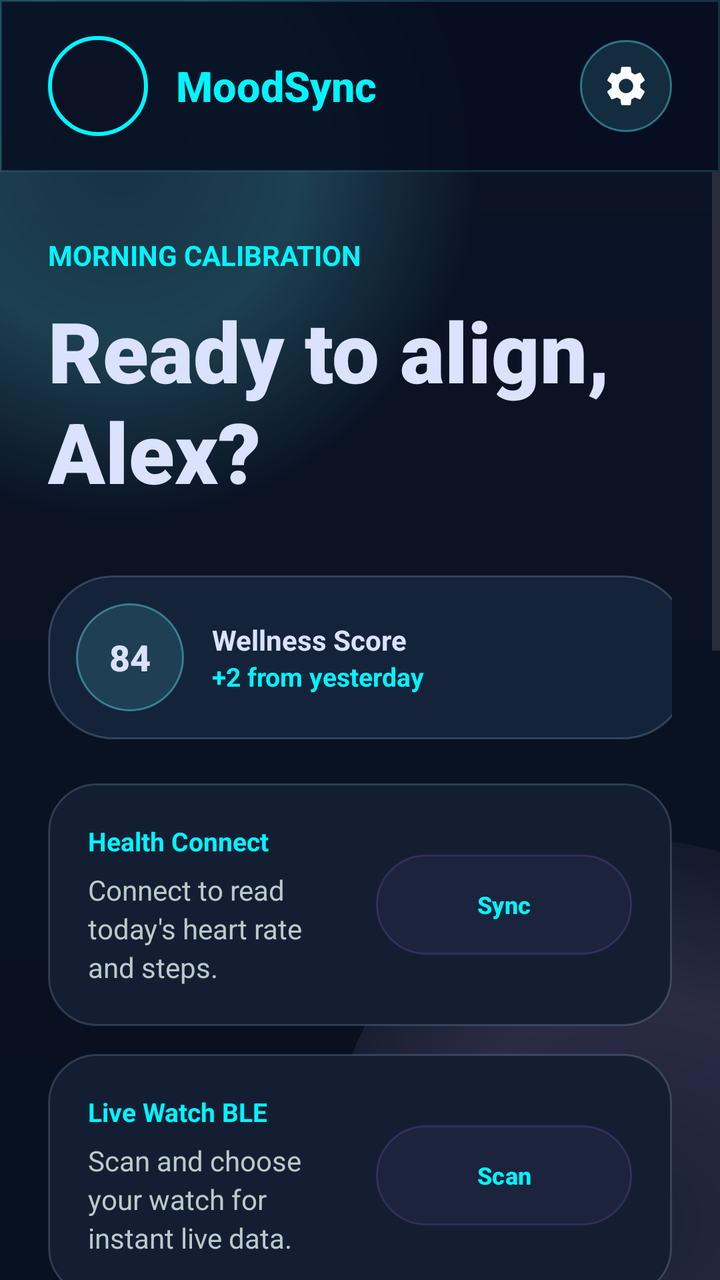
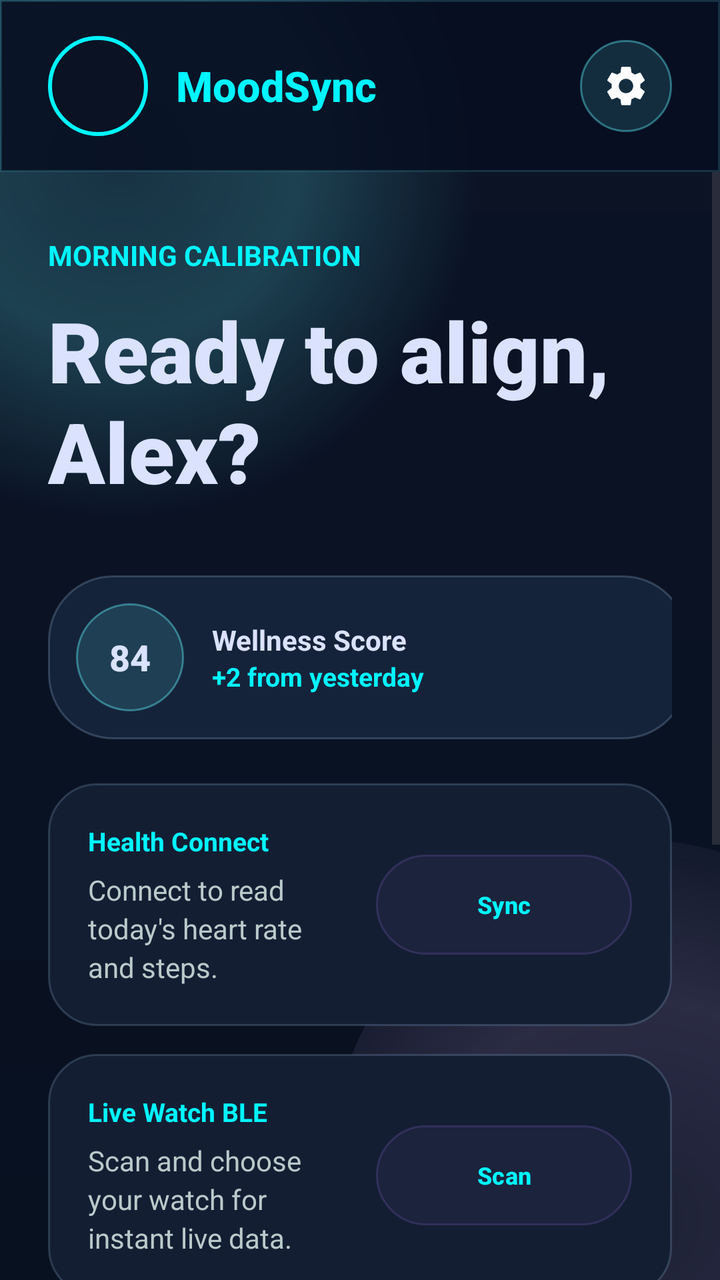

Two renders of the same Android screen: before a commit and after it. Below are the layout's source before the change and the commit's diff.
<!-- AndroidManifest.xml: application theme Theme.Genzmusicapp -->
<!-- res/layout/screen_home.xml -->
<?xml version="1.0" encoding="utf-8"?>
<LinearLayout xmlns:android="http://schemas.android.com/apk/res/android"
    android:layout_width="match_parent"
    android:layout_height="match_parent"
    android:background="@drawable/bg_app"
    android:orientation="vertical">

    <include layout="@layout/view_topbar" />

    <ScrollView
        android:layout_width="match_parent"
        android:layout_height="0dp"
        android:layout_weight="1"
        android:fillViewport="true"
        android:overScrollMode="never">

        <LinearLayout
            android:layout_width="match_parent"
            android:layout_height="wrap_content"
            android:orientation="vertical"
            android:paddingStart="24dp"
            android:paddingTop="32dp"
            android:paddingEnd="24dp"
            android:paddingBottom="116dp">

            <TextView
                android:layout_width="wrap_content"
                android:layout_height="wrap_content"
                android:text="MORNING CALIBRATION"
                android:textColor="@color/mood_cyan"
                android:textSize="14sp"
                android:textStyle="bold" />

            <TextView
                android:layout_width="match_parent"
                android:layout_height="wrap_content"
                android:layout_marginTop="10dp"
                android:fontFamily="sans-serif-black"
                android:lineSpacingExtra="1dp"
                android:text="Ready to align, Alex?"
                android:textColor="@color/mood_text"
                android:textSize="42sp"
                android:textStyle="bold" />

            <LinearLayout
                android:layout_width="320dp"
                android:layout_height="82dp"
                android:layout_marginTop="34dp"
                android:background="@drawable/glass_panel_rounded_32"
                android:gravity="center_vertical"
                android:orientation="horizontal"
                android:paddingStart="14dp"
                android:paddingEnd="24dp">

                <TextView
                    android:id="@+id/homeWellnessScore"
                    android:layout_width="54dp"
                    android:layout_height="54dp"
                    android:background="@drawable/circle_cyan"
                    android:fontFamily="sans-serif-medium"
                    android:gravity="center"
                    android:text="84"
                    android:textColor="@color/mood_text"
                    android:textSize="18sp"
                    android:textStyle="bold" />

                <LinearLayout
                    android:layout_width="0dp"
                    android:layout_height="wrap_content"
                    android:layout_marginStart="14dp"
                    android:layout_weight="1"
                    android:orientation="vertical">

                    <TextView
                        android:layout_width="wrap_content"
                        android:layout_height="wrap_content"
                        android:text="Wellness Score"
                        android:textColor="@color/mood_text"
                        android:textSize="14sp"
                        android:textStyle="bold" />

                    <TextView
                        android:layout_width="wrap_content"
                        android:layout_height="wrap_content"
                        android:text="+2 from yesterday"
                        android:textColor="@color/mood_cyan"
                        android:textSize="13sp"
                        android:textStyle="bold" />
                </LinearLayout>
            </LinearLayout>

            <LinearLayout
                android:id="@+id/healthConnectCard"
                android:layout_width="match_parent"
                android:layout_height="wrap_content"
                android:layout_marginTop="22dp"
                android:background="@drawable/glass_panel"
                android:gravity="center_vertical"
                android:orientation="horizontal"
                android:padding="20dp">

                <LinearLayout
                    android:layout_width="0dp"
                    android:layout_height="wrap_content"
                    android:layout_weight="1"
                    android:orientation="vertical">

                    <TextView
                        android:layout_width="wrap_content"
                        android:layout_height="wrap_content"
                        android:text="@string/health_connect"
                        android:textColor="@color/mood_cyan"
                        android:textSize="13sp"
                        android:textStyle="bold" />

                    <TextView
                        android:id="@+id/healthStatusText"
                        android:layout_width="match_parent"
                        android:layout_height="wrap_content"
                        android:layout_marginTop="6dp"
                        android:lineSpacingExtra="3dp"
                        android:text="Connect to read today's heart rate and steps."
                        android:textColor="@color/mood_text_muted"
                        android:textSize="14sp" />
                </LinearLayout>

                <Button
                    android:id="@+id/healthConnectButton"
                    android:layout_width="128dp"
                    android:layout_height="50dp"
                    android:layout_marginStart="14dp"
                    android:background="@drawable/chip_bg"
                    android:text="@string/health_connect_sync"
                    android:textAllCaps="false"
                    android:textColor="@color/mood_cyan"
                    android:textSize="12sp"
                    android:textStyle="bold" />
            </LinearLayout>

            <LinearLayout
                android:id="@+id/bleLiveCard"
                android:layout_width="match_parent"
                android:layout_height="wrap_content"
                android:layout_marginTop="14dp"
                android:background="@drawable/glass_panel"
                android:orientation="vertical"
                android:padding="20dp">

                <LinearLayout
                    android:layout_width="match_parent"
                    android:layout_height="wrap_content"
                    android:gravity="center_vertical"
                    android:orientation="horizontal">

                    <LinearLayout
                        android:layout_width="0dp"
                        android:layout_height="wrap_content"
                        android:layout_weight="1"
                        android:orientation="vertical">

                        <TextView
                            android:layout_width="wrap_content"
                            android:layout_height="wrap_content"
                            android:text="@string/ble_live"
                            android:textColor="@color/mood_cyan"
                            android:textSize="13sp"
                            android:textStyle="bold" />

                        <TextView
                            android:id="@+id/bleStatusText"
                            android:layout_width="match_parent"
                            android:layout_height="wrap_content"
                            android:layout_marginTop="6dp"
                            android:lineSpacingExtra="3dp"
                            android:text="@string/ble_live_status_default"
                            android:textColor="@color/mood_text_muted"
                            android:textSize="14sp" />
                    </LinearLayout>

                    <Button
                        android:id="@+id/bleConnectButton"
                        android:layout_width="128dp"
                        android:layout_height="50dp"
                        android:layout_marginStart="14dp"
                        android:background="@drawable/chip_bg"
                        android:text="@string/ble_live_connect"
                        android:textAllCaps="false"
                        android:textColor="@color/mood_cyan"
                        android:textSize="12sp"
                        android:textStyle="bold" />
                </LinearLayout>

                <LinearLayout
                    android:id="@+id/bleDeviceList"
                    android:layout_width="match_parent"
                    android:layout_height="wrap_content"
                    android:layout_marginTop="12dp"
                    android:orientation="vertical"
                    android:visibility="gone" />
            </LinearLayout>

            <FrameLayout
                android:layout_width="match_parent"
                android:layout_height="330dp"
                android:layout_marginTop="40dp"
                android:background="@drawable/glass_panel_rounded_32"
                android:padding="30dp">

                <LinearLayout
                    android:layout_width="match_parent"
                    android:layout_height="match_parent"
                    android:background="@drawable/recommend_inner_stroke"
                    android:gravity="center_vertical"
                    android:orientation="vertical"
                    android:padding="30dp">

                    <TextView
                        android:layout_width="wrap_content"
                        android:layout_height="wrap_content"
                        android:text="AI RECOMMENDATION"
                        android:textColor="@color/mood_cyan"
                        android:textSize="13sp"
                        android:textStyle="bold" />

                    <TextView
                        android:layout_width="match_parent"
                        android:layout_height="wrap_content"
                        android:layout_marginTop="24dp"
                        android:fontFamily="sans-serif-black"
                        android:text="Focus &amp; Flow Protocol"
                        android:textColor="@color/mood_text"
                        android:textSize="36sp"
                        android:textStyle="bold" />

                    <TextView
                        android:layout_width="match_parent"
                        android:layout_height="wrap_content"
                        android:layout_marginTop="16dp"
                        android:lineSpacingExtra="5dp"
                        android:text="Binaural beats layered with ambient soundscapes to lower your active stress response and enhance deep work."
                        android:textColor="@color/mood_text"
                        android:textSize="18sp" />

                    <LinearLayout
                        android:layout_width="match_parent"
                        android:layout_height="wrap_content"
                        android:layout_marginTop="26dp"
                        android:gravity="center_vertical"
                        android:orientation="horizontal">

                        <ImageButton
                            android:id="@+id/recommendPlayButton"
                            android:layout_width="72dp"
                            android:layout_height="72dp"
                            android:background="@drawable/primary_button_bg"
                            android:contentDescription="@string/nav_player"
                            android:padding="21dp"
                            android:src="@drawable/ic_play" />

                        <LinearLayout
                            android:layout_width="0dp"
                            android:layout_height="wrap_content"
                            android:layout_marginStart="18dp"
                            android:layout_weight="1"
                            android:orientation="vertical">

                            <TextView
                                android:layout_width="wrap_content"
                                android:layout_height="wrap_content"
                                android:text="45 Min Session"
                                android:textColor="@color/mood_text"
                                android:textSize="16sp"
                                android:textStyle="bold" />

                            <TextView
                                android:layout_width="wrap_content"
                                android:layout_height="wrap_content"
                                android:layout_marginTop="3dp"
                                android:text="Spatial Audio Enabled"
                                android:textColor="@color/mood_text_muted"
                                android:textSize="13sp"
                                android:textStyle="bold" />
                        </LinearLayout>
                    </LinearLayout>
                </LinearLayout>
            </FrameLayout>

            <LinearLayout
                android:layout_width="match_parent"
                android:layout_height="wrap_content"
                android:layout_marginTop="34dp"
                android:gravity="center_vertical"
                android:orientation="horizontal">

                <TextView
                    android:layout_width="0dp"
                    android:layout_height="wrap_content"
                    android:layout_weight="1"
                    android:fontFamily="sans-serif-black"
                    android:text="Live Biometrics"
                    android:textColor="@color/mood_text"
                    android:textSize="29sp"
                    android:textStyle="bold" />

                <TextView
                    android:id="@+id/viewDetailsButton"
                    android:layout_width="wrap_content"
                    android:layout_height="48dp"
                    android:gravity="center"
                    android:text="View Details"
                    android:textColor="@color/mood_cyan"
                    android:textSize="14sp"
                    android:textStyle="bold" />
            </LinearLayout>

            <LinearLayout
                android:layout_width="match_parent"
                android:layout_height="134dp"
                android:layout_marginTop="18dp"
                android:orientation="horizontal">

                <LinearLayout
                    android:layout_width="0dp"
                    android:layout_height="match_parent"
                    android:layout_weight="1"
                    android:background="@drawable/glass_panel"
                    android:orientation="vertical"
                    android:padding="20dp">

                    <TextView
                        android:layout_width="wrap_content"
                        android:layout_height="wrap_content"
                        android:text="PULSE"
                        android:textColor="@color/mood_text_muted"
                        android:textSize="12sp"
                        android:textStyle="bold" />

                    <TextView
                        android:id="@+id/homePulseValue"
                        android:layout_width="wrap_content"
                        android:layout_height="wrap_content"
                        android:layout_marginTop="20dp"
                        android:fontFamily="sans-serif-black"
                        android:text="74"
                        android:textColor="@color/mood_text"
                        android:textSize="40sp"
                        android:textStyle="bold" />
                </LinearLayout>

                <LinearLayout
                    android:layout_width="0dp"
                    android:layout_height="match_parent"
                    android:layout_marginStart="14dp"
                    android:layout_weight="1"
                    android:background="@drawable/glass_panel"
                    android:orientation="vertical"
                    android:padding="20dp">

                    <TextView
                        android:layout_width="wrap_content"
                        android:layout_height="wrap_content"
                        android:text="STEPS"
                        android:textColor="@color/mood_text_muted"
                        android:textSize="12sp"
                        android:textStyle="bold" />

                    <TextView
                        android:id="@+id/homeStepsValue"
                        android:layout_width="wrap_content"
                        android:layout_height="wrap_content"
                        android:layout_marginTop="20dp"
                        android:fontFamily="sans-serif-black"
                        android:text="0"
                        android:textColor="@color/mood_text"
                        android:textSize="38sp"
                        android:textStyle="bold" />

                    <ProgressBar
                        style="?android:attr/progressBarStyleHorizontal"
                        android:layout_width="match_parent"
                        android:layout_height="8dp"
                        android:layout_marginTop="8dp"
                        android:indeterminate="false"
                        android:max="100"
                        android:progress="28"
                        android:progressDrawable="@drawable/progress_violet" />
                </LinearLayout>
            </LinearLayout>
        </LinearLayout>
    </ScrollView>
</LinearLayout>
<!-- res/layout/view_topbar.xml (included above) -->
<?xml version="1.0" encoding="utf-8"?>
<LinearLayout xmlns:android="http://schemas.android.com/apk/res/android"
    android:id="@+id/topbar"
    android:layout_width="match_parent"
    android:layout_height="86dp"
    android:background="@drawable/topbar_bg"
    android:gravity="center_vertical"
    android:orientation="horizontal"
    android:paddingStart="24dp"
    android:paddingEnd="24dp">

    <ImageView
        android:id="@+id/topAvatar"
        android:layout_width="50dp"
        android:layout_height="50dp"
        android:background="@drawable/avatar_ring"
        android:contentDescription="@string/profile_image"
        android:padding="3dp"
        android:scaleType="centerCrop" />

    <TextView
        android:id="@+id/topBrand"
        android:layout_width="0dp"
        android:layout_height="wrap_content"
        android:layout_marginStart="14dp"
        android:layout_weight="1"
        android:fontFamily="sans-serif-medium"
        android:text="@string/brand_short"
        android:textColor="@color/mood_cyan"
        android:textSize="21sp"
        android:textStyle="bold" />

    <ImageButton
        android:id="@+id/settingsButton"
        android:layout_width="46dp"
        android:layout_height="46dp"
        android:background="@drawable/circle_cyan"
        android:contentDescription="Settings"
        android:padding="11dp"
        android:src="@drawable/ic_settings" />
</LinearLayout>
<!-- resources referenced by this layout -->
<resources>
  <color name="mood_cyan">#00f5ff</color>
  <color name="mood_text">#dae2fd</color>
  <color name="mood_text_muted">#b9caca</color>
  <!-- drawable avatar_ring (drawable) -->
  <?xml version="1.0" encoding="utf-8"?>
  <shape xmlns:android="http://schemas.android.com/apk/res/android" android:shape="oval">
      <solid android:color="#0A1223" />
      <stroke android:width="2dp" android:color="@color/mood_cyan" />
  </shape>
  <!-- drawable circle_cyan (drawable) -->
  <?xml version="1.0" encoding="utf-8"?>
  <shape xmlns:android="http://schemas.android.com/apk/res/android" android:shape="oval">
      <solid android:color="#2263F7FF" />
      <stroke android:width="1dp" android:color="#6663F7FF" />
  </shape>
  <!-- drawable glass_panel (drawable) -->
  <?xml version="1.0" encoding="utf-8"?>
  <shape xmlns:android="http://schemas.android.com/apk/res/android" android:shape="rectangle">
      <solid android:color="#141E33" />
      <stroke android:width="1dp" android:color="#2FB5DCFF" />
      <corners android:radius="24dp" />
      <padding
          android:bottom="1dp"
          android:left="1dp"
          android:right="1dp"
          android:top="1dp" />
  </shape>
  <!-- drawable glass_panel_rounded_32 (drawable) -->
  <?xml version="1.0" encoding="utf-8"?>
  <shape xmlns:android="http://schemas.android.com/apk/res/android" android:shape="rectangle">
      <solid android:color="#15233A" />
      <stroke android:width="1dp" android:color="#35B5DCFF" />
      <corners android:radius="32dp" />
  </shape>
  <!-- drawable ic_play (drawable) -->
  <vector xmlns:android="http://schemas.android.com/apk/res/android"
      android:width="24dp"
      android:height="24dp"
      android:viewportWidth="24"
      android:viewportHeight="24">
      <path android:fillColor="@color/mood_background_deep" android:pathData="M8,5v14l11,-7z" />
  </vector>
  <!-- drawable primary_button_bg (drawable) -->
  <?xml version="1.0" encoding="utf-8"?>
  <shape xmlns:android="http://schemas.android.com/apk/res/android" android:shape="rectangle">
      <gradient
          android:angle="0"
          android:endColor="@color/mood_violet"
          android:startColor="@color/mood_cyan" />
      <corners android:radius="999dp" />
  </shape>
  <!-- drawable recommend_inner_stroke (drawable) -->
  <?xml version="1.0" encoding="utf-8"?>
  <shape xmlns:android="http://schemas.android.com/apk/res/android" android:shape="rectangle">
      <solid android:color="#00000000" />
      <stroke android:width="1dp" android:color="#38B5DCFF" />
      <corners android:radius="22dp" />
  </shape>
  <!-- drawable topbar_bg (drawable) -->
  <?xml version="1.0" encoding="utf-8"?>
  <shape xmlns:android="http://schemas.android.com/apk/res/android" android:shape="rectangle">
      <solid android:color="#D8060E20" />
      <stroke android:width="1dp" android:color="#2463F7FF" />
  </shape>
  <string name="ble_live">Live Watch BLE</string>
  <string name="ble_live_connect">Scan</string>
  <string name="ble_live_status_default">Scan and choose your watch for instant live data.</string>
  <string name="brand_short">MoodSync</string>
  <string name="health_connect">Health Connect</string>
  <string name="health_connect_sync">Sync</string>
  <string name="nav_player">Player</string>
  <string name="profile_image">Profile image</string>
  <style name="Theme.Genzmusicapp" parent="Base.Theme.Genzmusicapp" />
  <color name="mood_background">#0b1326</color>
  <color name="mood_background_deep">#060e20</color>
  <color name="mood_violet">#ddb7ff</color>
  <style name="Base.Theme.Genzmusicapp" parent="Theme.Material3.DayNight.NoActionBar">
          
          
      </style>
  <!-- unchanged entries left out for length: 4 -->
</resources>

<!-- the commit's change to res/layout/screen_home.xml (unified diff, before → after) -->
@@ -190,100 +190,22 @@
                         android:textStyle="bold" />
                 </LinearLayout>
 
-                <LinearLayout
-                    android:id="@+id/bleDeviceList"
+                <TextView
+                    android:id="@+id/bleDeviceSelector"
                     android:layout_width="match_parent"
-                    android:layout_height="wrap_content"
+                    android:layout_height="50dp"
                     android:layout_marginTop="12dp"
-                    android:orientation="vertical"
+                    android:background="@drawable/chip_bg"
+                    android:gravity="center_vertical"
+                    android:paddingStart="16dp"
+                    android:paddingEnd="16dp"
+                    android:text="Select a device ▾"
+                    android:textColor="@color/mood_text"
+                    android:textSize="14sp"
+                    android:textStyle="bold"
                     android:visibility="gone" />
             </LinearLayout>
 
-            <FrameLayout
-                android:layout_width="match_parent"
-                android:layout_height="330dp"
-                android:layout_marginTop="40dp"
-                android:background="@drawable/glass_panel_rounded_32"
-                android:padding="30dp">
-
-                <LinearLayout
-                    android:layout_width="match_parent"
-                    android:layout_height="match_parent"
-                    android:background="@drawable/recommend_inner_stroke"
-                    android:gravity="center_vertical"
-                    android:orientation="vertical"
-                    android:padding="30dp">
-
-                    <TextView
-                        android:layout_width="wrap_content"
-                        android:layout_height="wrap_content"
-                        android:text="AI RECOMMENDATION"
-                        android:textColor="@color/mood_cyan"
-                        android:textSize="13sp"
-                        android:textStyle="bold" />
-
-                    <TextView
-                        android:layout_width="match_parent"
-                        android:layout_height="wrap_content"
-                        android:layout_marginTop="24dp"
-                        android:fontFamily="sans-serif-black"
-                        android:text="Focus &amp; Flow Protocol"
-                        android:textColor="@color/mood_text"
-                        android:textSize="36sp"
-                        android:textStyle="bold" />
-
-                    <TextView
-                        android:layout_width="match_parent"
-                        android:layout_height="wrap_content"
-                        android:layout_marginTop="16dp"
-                        android:lineSpacingExtra="5dp"
-                        android:text="Binaural beats layered with ambient soundscapes to lower your active stress response and enhance deep work."
-                        android:textColor="@color/mood_text"
-                        android:textSize="18sp" />
-
-                    <LinearLayout
-                        android:layout_width="match_parent"
-                        android:layout_height="wrap_content"
-                        android:layout_marginTop="26dp"
-                        android:gravity="center_vertical"
-                        android:orientation="horizontal">
-
-                        <ImageButton
-                            android:id="@+id/recommendPlayButton"
-                            android:layout_width="72dp"
-                            android:layout_height="72dp"
-                            android:background="@drawable/primary_button_bg"
-                            android:contentDescription="@string/nav_player"
-                            android:padding="21dp"
-                            android:src="@drawable/ic_play" />
-
-                        <LinearLayout
-                            android:layout_width="0dp"
-                            android:layout_height="wrap_content"
-                            android:layout_marginStart="18dp"
-                            android:layout_weight="1"
-                            android:orientation="vertical">
-
-                            <TextView
-                                android:layout_width="wrap_content"
-                                android:layout_height="wrap_content"
-                                android:text="45 Min Session"
-                                android:textColor="@color/mood_text"
-                                android:textSize="16sp"
-                                android:textStyle="bold" />
-
-                            <TextView
-                                android:layout_width="wrap_content"
-                                android:layout_height="wrap_content"
-                                android:layout_marginTop="3dp"
-                                android:text="Spatial Audio Enabled"
-                                android:textColor="@color/mood_text_muted"
-                                android:textSize="13sp"
-                                android:textStyle="bold" />
-                        </LinearLayout>
-                    </LinearLayout>
-                </LinearLayout>
-            </FrameLayout>
 
             <LinearLayout
                 android:layout_width="match_parent"
<!-- resource entries referenced after the edit -->
@@ -34,30 +34,6 @@
       <stroke android:width="1dp" android:color="#35B5DCFF" />
       <corners android:radius="32dp" />
   </shape>
-  <!-- drawable ic_play (drawable) -->
-  <vector xmlns:android="http://schemas.android.com/apk/res/android"
-      android:width="24dp"
-      android:height="24dp"
-      android:viewportWidth="24"
-      android:viewportHeight="24">
-      <path android:fillColor="@color/mood_background_deep" android:pathData="M8,5v14l11,-7z" />
-  </vector>
-  <!-- drawable primary_button_bg (drawable) -->
-  <?xml version="1.0" encoding="utf-8"?>
-  <shape xmlns:android="http://schemas.android.com/apk/res/android" android:shape="rectangle">
-      <gradient
-          android:angle="0"
-          android:endColor="@color/mood_violet"
-          android:startColor="@color/mood_cyan" />
-      <corners android:radius="999dp" />
-  </shape>
-  <!-- drawable recommend_inner_stroke (drawable) -->
-  <?xml version="1.0" encoding="utf-8"?>
-  <shape xmlns:android="http://schemas.android.com/apk/res/android" android:shape="rectangle">
-      <solid android:color="#00000000" />
-      <stroke android:width="1dp" android:color="#38B5DCFF" />
-      <corners android:radius="22dp" />
-  </shape>
   <!-- drawable topbar_bg (drawable) -->
   <?xml version="1.0" encoding="utf-8"?>
   <shape xmlns:android="http://schemas.android.com/apk/res/android" android:shape="rectangle">
@@ -70,11 +46,9 @@
   <string name="brand_short">MoodSync</string>
   <string name="health_connect">Health Connect</string>
   <string name="health_connect_sync">Sync</string>
-  <string name="nav_player">Player</string>
   <string name="profile_image">Profile image</string>
   <style name="Theme.Genzmusicapp" parent="Base.Theme.Genzmusicapp" />
   <color name="mood_background">#0b1326</color>
-  <color name="mood_background_deep">#060e20</color>
   <color name="mood_violet">#ddb7ff</color>
   <style name="Base.Theme.Genzmusicapp" parent="Theme.Material3.DayNight.NoActionBar">
           
